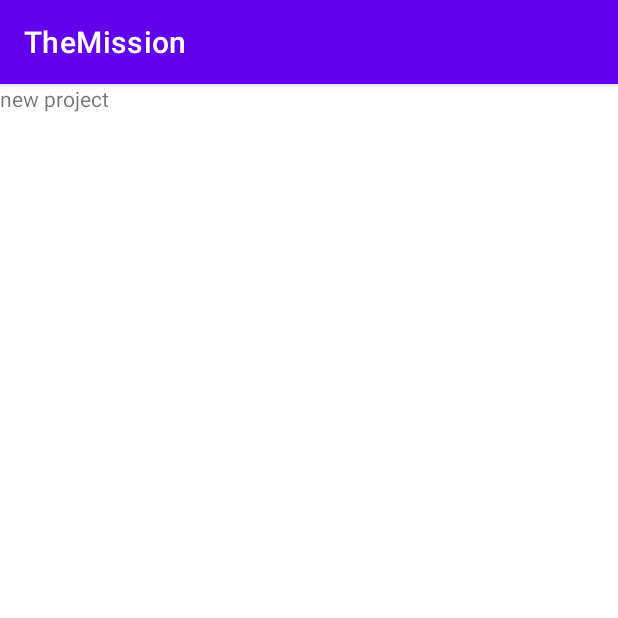
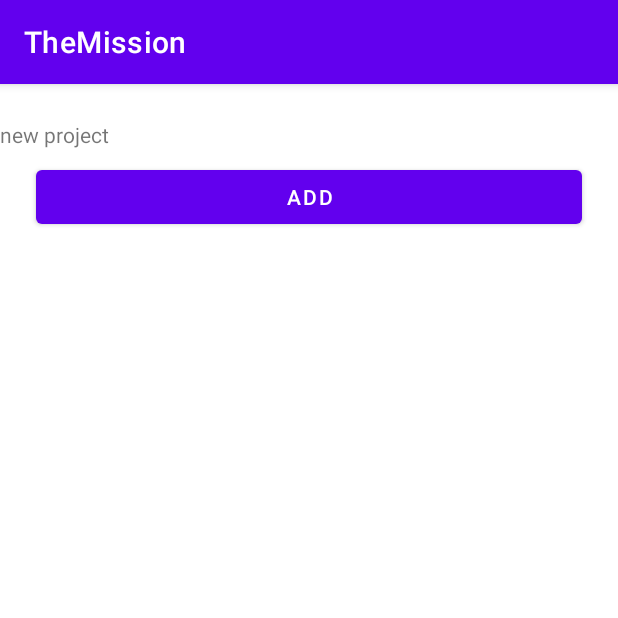
Before and after one commit to haim2604/TheMission, an Android app: the NewProjectFragment screen opened through its navigation route, on a phone screen of 412 x 824 dp, the top half of it. Run offline under Robolectric (Android 15) with nearby library versions, the phone set to English and light mode, and no system bars.

Commit message:
finished map navigation

```diff
--- a/app/src/main/java/com/ikarosoft/themission/LoginFragment.java
+++ b/app/src/main/java/com/ikarosoft/themission/LoginFragment.java
@@ -36,12 +36,9 @@ public class LoginFragment extends Fragment {
             }
         });
 
-        newUserBtn.setOnClickListener(new View.OnClickListener() {
-            @Override
-            public void onClick(View view) {
-                Navigation.findNavController(view).navigate(R.id.action_login_to_newUser);
-            }
-        });
+        newUserBtn.setOnClickListener(Navigation.createNavigateOnClickListener(R.id.action_login_to_newUser));
+
+
 
         return  view;
     }
--- a/app/src/main/java/com/ikarosoft/themission/NewProjectFragment.java
+++ b/app/src/main/java/com/ikarosoft/themission/NewProjectFragment.java
@@ -3,62 +3,31 @@ package com.ikarosoft.themission;
 import android.os.Bundle;
 
 import androidx.fragment.app.Fragment;
+import androidx.navigation.Navigation;
 
 import android.view.LayoutInflater;
 import android.view.View;
 import android.view.ViewGroup;
+import android.widget.Button;
 
-/**
- * A simple {@link Fragment} subclass.
- * Use the {@link NewProjectFragment#newInstance} factory method to
- * create an instance of this fragment.
- */
+
 public class NewProjectFragment extends Fragment {
 
-    // TODO: Rename parameter arguments, choose names that match
-    // the fragment initialization parameters, e.g. ARG_ITEM_NUMBER
-    private static final String ARG_PARAM1 = "param1";
-    private static final String ARG_PARAM2 = "param2";
 
-    // TODO: Rename and change types of parameters
-    private String mParam1;
-    private String mParam2;
-
-    public NewProjectFragment() {
-        // Required empty public constructor
-    }
-
-    /**
-     * Use this factory method to create a new instance of
-     * this fragment using the provided parameters.
-     *
-     * @param param1 Parameter 1.
-     * @param param2 Parameter 2.
-     * @return A new instance of fragment NewProjectFragment.
-     */
-    // TODO: Rename and change types and number of parameters
-    public static NewProjectFragment newInstance(String param1, String param2) {
-        NewProjectFragment fragment = new NewProjectFragment();
-        Bundle args = new Bundle();
-        args.putString(ARG_PARAM1, param1);
-        args.putString(ARG_PARAM2, param2);
-        fragment.setArguments(args);
-        return fragment;
-    }
-
-    @Override
-    public void onCreate(Bundle savedInstanceState) {
-        super.onCreate(savedInstanceState);
-        if (getArguments() != null) {
-            mParam1 = getArguments().getString(ARG_PARAM1);
-            mParam2 = getArguments().getString(ARG_PARAM2);
-        }
-    }
 
     @Override
     public View onCreateView(LayoutInflater inflater, ViewGroup container,
                              Bundle savedInstanceState) {
         // Inflate the layout for this fragment
-        return inflater.inflate(R.layout.fragment_new_project, container, false);
+        View view = inflater.inflate(R.layout.fragment_new_project, container, false);
+
+        Button addBtn=view.findViewById(R.id.newproj_btn_add);
+        addBtn.setOnClickListener(new View.OnClickListener() {
+            @Override
+            public void onClick(View view) {
+                Navigation.findNavController(view).navigate(R.id.action_newProjectFragment_pop);
+            }
+        });
+        return view;
     }
 }
--- a/app/src/main/res/layout/fragment_new_project.xml
+++ b/app/src/main/res/layout/fragment_new_project.xml
@@ -10,11 +10,23 @@
     <TextView
         android:id="@+id/textView6"
         android:layout_width="0dp"
-        android:layout_height="0dp"
+        android:layout_height="wrap_content"
+        android:layout_marginTop="24dp"
         android:text="new project"
-        app:layout_constraintBottom_toBottomOf="parent"
         app:layout_constraintEnd_toEndOf="parent"
         app:layout_constraintStart_toStartOf="parent"
         app:layout_constraintTop_toTopOf="parent" />
 
+    <Button
+        android:id="@+id/newproj_btn_add"
+        android:layout_width="0dp"
+        android:layout_height="wrap_content"
+        android:layout_marginStart="24dp"
+        android:layout_marginTop="8dp"
+        android:layout_marginEnd="24dp"
+        android:text="add"
+        app:layout_constraintEnd_toEndOf="parent"
+        app:layout_constraintStart_toStartOf="parent"
+        app:layout_constraintTop_toBottomOf="@+id/textView6" />
+
 </androidx.constraintlayout.widget.ConstraintLayout>
--- a/app/src/main/res/navigation/nav_graph.xml
+++ b/app/src/main/res/navigation/nav_graph.xml
@@ -61,5 +61,10 @@
         android:id="@+id/newProjectFragment"
         android:name="com.ikarosoft.themission.NewProjectFragment"
         android:label="fragment_new_project"
-        tools:layout="@layout/fragment_new_project" />
+        tools:layout="@layout/fragment_new_project" >
+        <action
+            android:id="@+id/action_newProjectFragment_pop"
+            app:popUpTo="@id/allProjectsFragment"
+            app:popUpToInclusive="false" />
+    </fragment>
 </navigation>
```
Also changed, not shown: app/src/main/java/com/ikarosoft/themission/NewUserFragment.java (+13 -45 lines), app/src/main/res/layout/fragment_new_mission.xml (+14 -2 lines), app/src/main/res/layout/fragment_new_user.xml (+10 -2 lines), app/src/main/res/layout/fragment_perfram_task.xml (+14 -2 lines).
